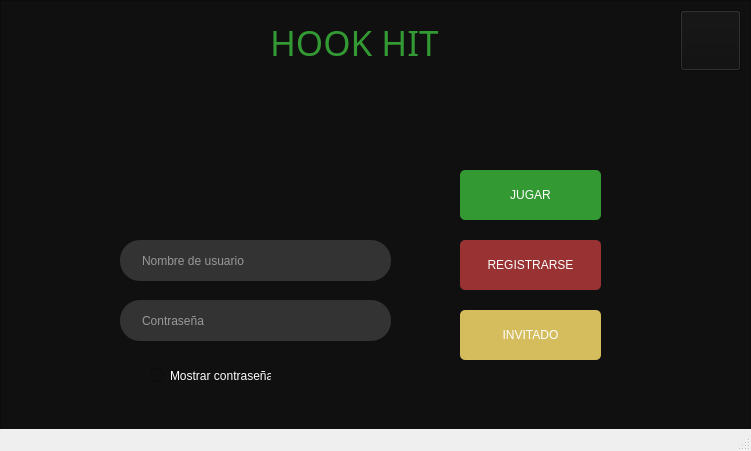
Old version of the form sesion.ui in the repository javierjose1224/Proyecto_final.
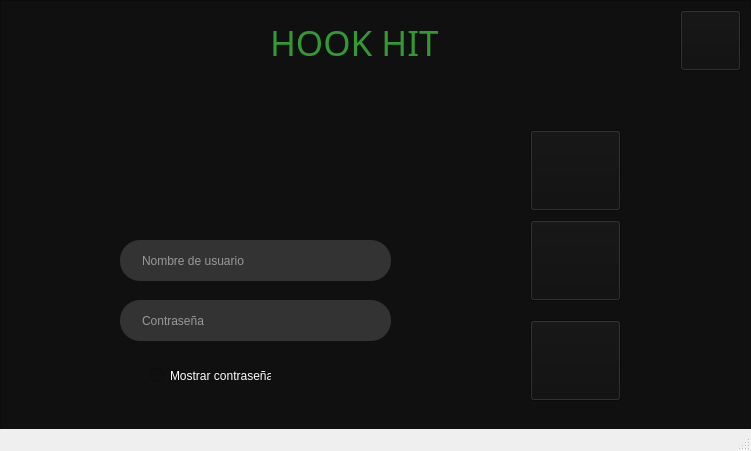
New version of the form. Icons and pictures are not drawn.

The edit to the form file:
```diff
--- a/sesion.ui
+++ b/sesion.ui
@@ -546,39 +546,33 @@
     <widget class="QPushButton" name="loginButton">
      <property name="geometry">
       <rect>
-       <x>460</x>
-       <y>170</y>
-       <width>141</width>
-       <height>50</height>
+       <x>530</x>
+       <y>130</y>
+       <width>91</width>
+       <height>81</height>
       </rect>
      </property>
      <property name="styleSheet">
-      <string notr="true">Padding: 1px;
-Border-radius: 5px;
-Background: #393;
-Color: #fefefe;</string>
+      <string notr="true">border-image: url(:/Imagenes/play icon.png);</string>
      </property>
      <property name="text">
-      <string>JUGAR</string>
+      <string/>
      </property>
     </widget>
     <widget class="QPushButton" name="regButton">
      <property name="geometry">
       <rect>
-       <x>460</x>
-       <y>240</y>
-       <width>141</width>
-       <height>50</height>
+       <x>530</x>
+       <y>220</y>
+       <width>91</width>
+       <height>81</height>
       </rect>
      </property>
      <property name="styleSheet">
-      <string notr="true">Padding: 1px;
-Border-radius: 5px;
-Background: #933;
-Color: #fefefe;</string>
+      <string notr="true">border-image: url(:/Imagenes/Reg icon.png);</string>
      </property>
      <property name="text">
-      <string>REGISTRARSE</string>
+      <string/>
      </property>
     </widget>
     <widget class="QLabel" name="label_7">
@@ -602,20 +596,17 @@
     <widget class="QPushButton" name="loginButton_2">
      <property name="geometry">
       <rect>
-       <x>460</x>
-       <y>310</y>
-       <width>141</width>
-       <height>50</height>
+       <x>530</x>
+       <y>320</y>
+       <width>91</width>
+       <height>81</height>
       </rect>
      </property>
      <property name="styleSheet">
-      <string notr="true">Padding: 1px;
-Border-radius: 5px;
-color: rgb(255, 255, 255);
-background-color: rgb(213, 189, 93);</string>
+      <string notr="true">border-image: url(:/Imagenes/invitado icon.png);</string>
      </property>
      <property name="text">
-      <string>INVITADO</string>
+      <string/>
      </property>
     </widget>
     <widget class="QPushButton" name="pushButton">
```
Left out of the diff: 12 changed lines with no effect on the pictures.
